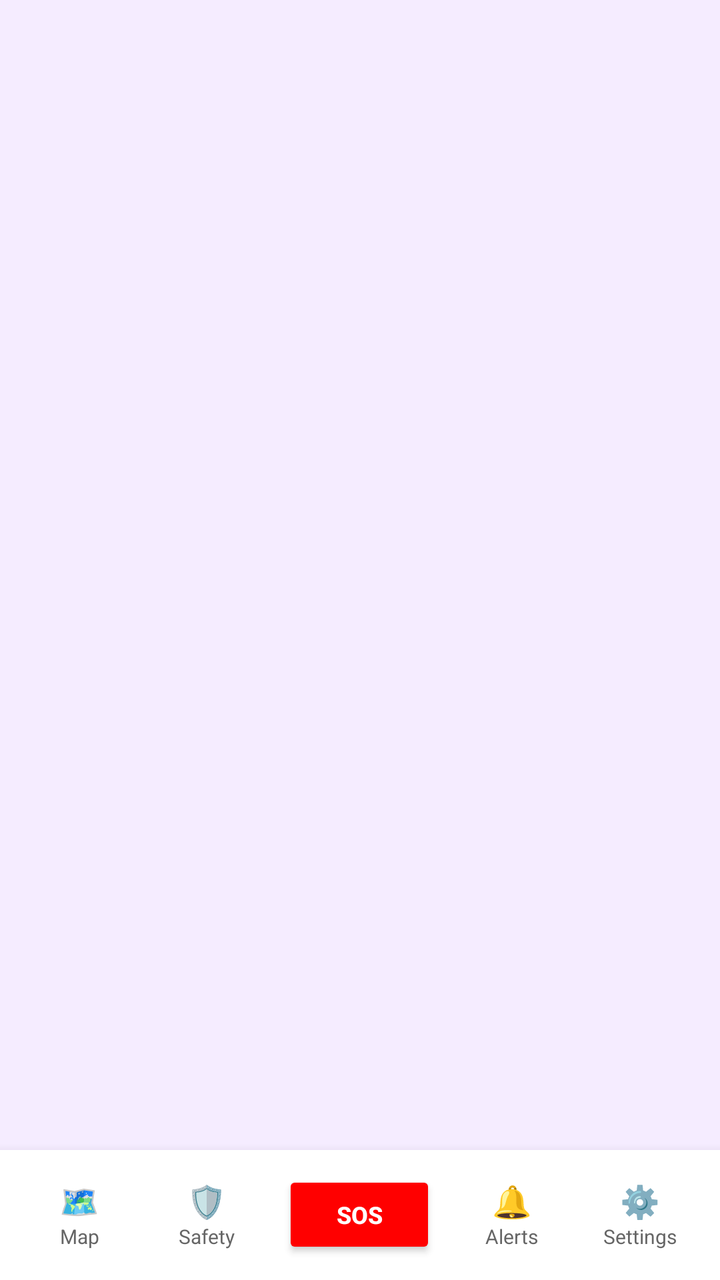
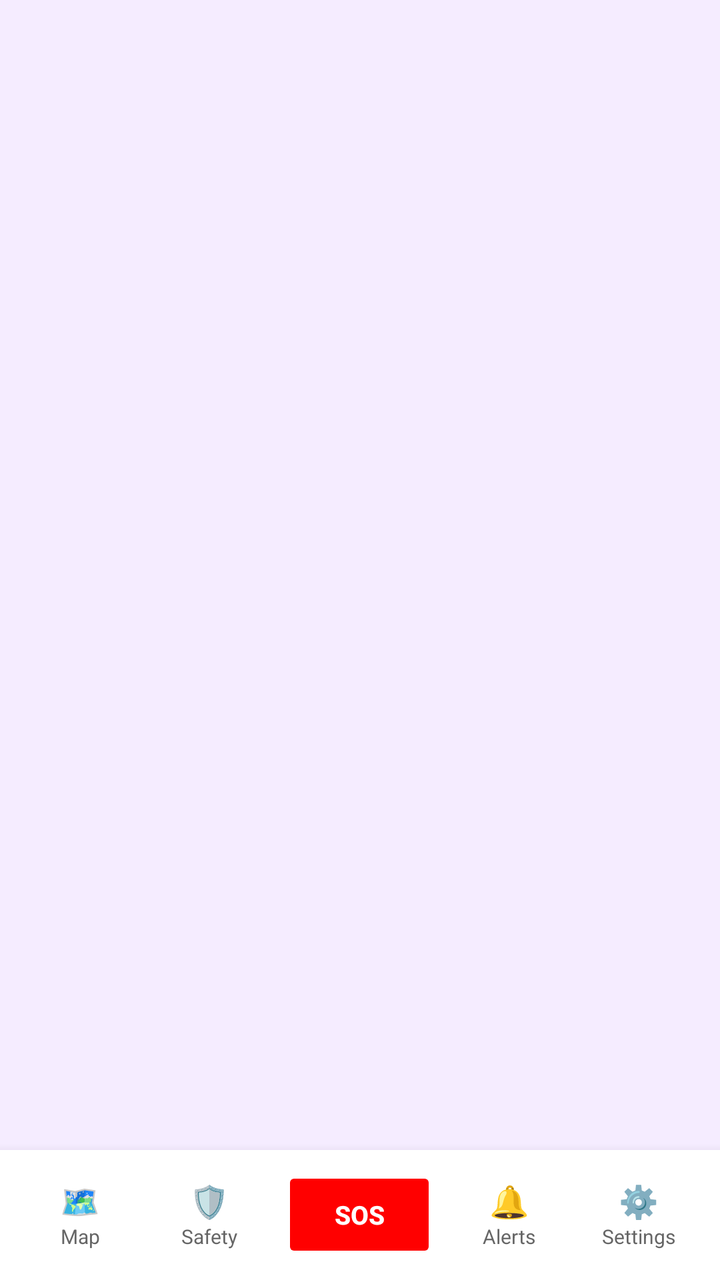

Compare the two renders of this Android layout. The source of the first and the diff that turns it into the second are given below.
<!-- AndroidManifest.xml: application theme Theme.Material3.DayNight.NoActionBar -->
<!-- res/layout/activity_rider_home.xml -->
<?xml version="1.0" encoding="utf-8"?>
<androidx.constraintlayout.widget.ConstraintLayout 
    xmlns:android="http://schemas.android.com/apk/res/android"
    xmlns:app="http://schemas.android.com/apk/res-auto"
    android:layout_width="match_parent"
    android:layout_height="match_parent"
    android:background="#F5ECFF">

    
    <FrameLayout
        android:id="@+id/fragment_container"
        android:layout_width="0dp"
        android:layout_height="0dp"
        app:layout_constraintTop_toTopOf="parent"
        app:layout_constraintBottom_toTopOf="@id/bottom_nav"
        app:layout_constraintStart_toStartOf="parent"
        app:layout_constraintEnd_toEndOf="parent" />

    
    <LinearLayout
        android:id="@+id/bottom_nav"
        android:layout_width="0dp"
        android:layout_height="65dp"
        android:background="#FFFFFF"
        android:elevation="8dp"
        android:gravity="center_vertical"
        android:orientation="horizontal"
        android:paddingHorizontal="8dp"
        app:layout_constraintBottom_toBottomOf="parent"
        app:layout_constraintStart_toStartOf="parent"
        app:layout_constraintEnd_toEndOf="parent">

        
        <LinearLayout
            android:id="@+id/nav_map"
            android:layout_width="0dp"
            android:layout_height="match_parent"
            android:layout_weight="1"
            android:clickable="true"
            android:focusable="true"
            android:gravity="center"
            android:orientation="vertical">
            <TextView
                android:layout_width="wrap_content"
                android:layout_height="wrap_content"
                android:text="🗺️"
                android:textSize="16sp" />
            <TextView
                android:layout_width="wrap_content"
                android:layout_height="wrap_content"
                android:text="Map"
                android:textColor="#666666"
                android:textSize="10sp" />
        </LinearLayout>

        
        <LinearLayout
            android:id="@+id/nav_safety"
            android:layout_width="0dp"
            android:layout_height="match_parent"
            android:layout_weight="1"
            android:clickable="true"
            android:focusable="true"
            android:gravity="center"
            android:orientation="vertical">
            <TextView
                android:layout_width="wrap_content"
                android:layout_height="wrap_content"
                android:text="🛡️"
                android:textSize="16sp" />
            <TextView
                android:layout_width="wrap_content"
                android:layout_height="wrap_content"
                android:text="Safety"
                android:textColor="#666666"
                android:textSize="10sp" />
        </LinearLayout>

        
        <Button
            android:id="@+id/btn_rider_sos"
            android:layout_width="0dp"
            android:layout_height="44dp"
            android:layout_weight="1.2"
            android:layout_marginHorizontal="6dp"
            android:backgroundTint="#FF0000"
            android:insetTop="0dp"
            android:insetBottom="0dp"
            android:text="SOS"
            android:textColor="#FFFFFF"
            android:textSize="12sp"
            android:textStyle="bold" />

        
        <LinearLayout
            android:id="@+id/nav_bell"
            android:layout_width="0dp"
            android:layout_height="match_parent"
            android:layout_weight="1"
            android:clickable="true"
            android:focusable="true"
            android:gravity="center"
            android:orientation="vertical">
            <TextView
                android:layout_width="wrap_content"
                android:layout_height="wrap_content"
                android:text="🔔"
                android:textSize="16sp" />
            <TextView
                android:layout_width="wrap_content"
                android:layout_height="wrap_content"
                android:text="Alerts"
                android:textColor="#666666"
                android:textSize="10sp" />
        </LinearLayout>

        
        <LinearLayout
            android:id="@+id/nav_settings"
            android:layout_width="0dp"
            android:layout_height="match_parent"
            android:layout_weight="1"
            android:clickable="true"
            android:focusable="true"
            android:gravity="center"
            android:orientation="vertical">
            <TextView
                android:layout_width="wrap_content"
                android:layout_height="wrap_content"
                android:text="⚙️"
                android:textSize="16sp" />
            <TextView
                android:layout_width="wrap_content"
                android:layout_height="wrap_content"
                android:text="Settings"
                android:textColor="#666666"
                android:textSize="10sp" />
        </LinearLayout>

    </LinearLayout>

</androidx.constraintlayout.widget.ConstraintLayout>
<!-- resources referenced by this layout -->
<resources>

</resources>

<!-- the commit's change to res/layout/activity_rider_home.xml (unified diff, before → after) -->
@@ -1,5 +1,5 @@
 <?xml version="1.0" encoding="utf-8"?>
-<androidx.constraintlayout.widget.ConstraintLayout 
+<androidx.constraintlayout.widget.ConstraintLayout
     xmlns:android="http://schemas.android.com/apk/res/android"
     xmlns:app="http://schemas.android.com/apk/res-auto"
     android:layout_width="match_parent"
@@ -80,16 +80,21 @@
         <Button
             android:id="@+id/btn_rider_sos"
             android:layout_width="0dp"
-            android:layout_height="44dp"
+            android:layout_height="48dp"
             android:layout_weight="1.2"
-            android:layout_marginHorizontal="6dp"
+            android:layout_marginHorizontal="4dp"
             android:backgroundTint="#FF0000"
             android:insetTop="0dp"
             android:insetBottom="0dp"
             android:text="SOS"
             android:textColor="#FFFFFF"
-            android:textSize="12sp"
-            android:textStyle="bold" />
+            android:textSize="13sp"
+            android:textStyle="bold"
+            android:stateListAnimator="@null"
+            android:clickable="false"
+            android:focusable="true"
+            android:longClickable="true"
+            android:padding="2dp" />
 
         
         <LinearLayout
@@ -138,5 +143,4 @@
         </LinearLayout>
 
     </LinearLayout>
-
 </androidx.constraintlayout.widget.ConstraintLayout>
